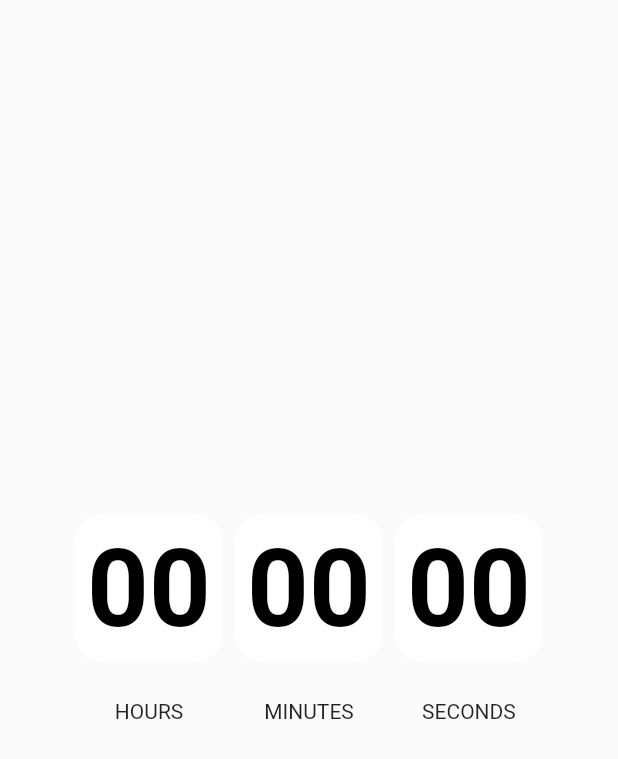
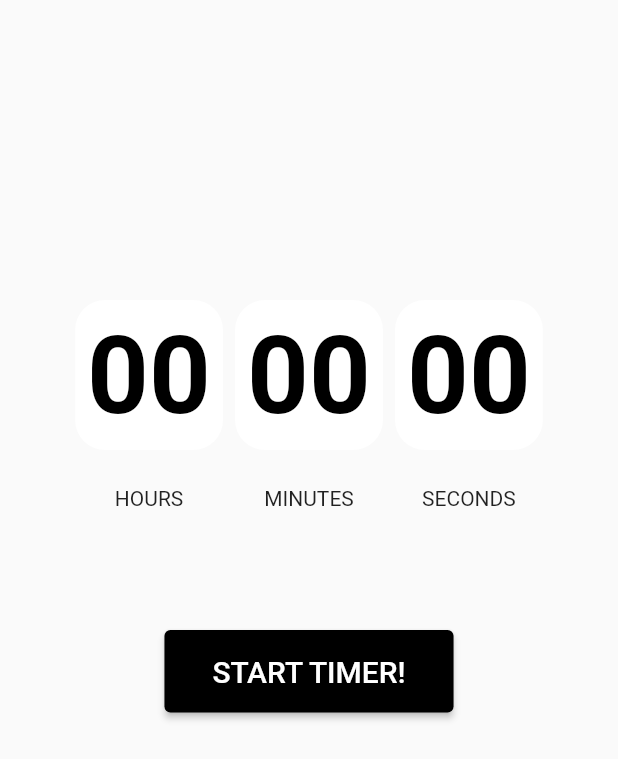
Before and after one commit to saussam18/SocSem-Flutter, a Flutter app: the first screen one second after launch, on a phone screen of 412 x 824 dp. Shown: the top 759 px of the screen. Run offline on Flutter 3.47's test engine with Material 2 defaults, Android fonts, the phone set to English and light mode, and no system bars.

Commit message:
Have stop and start

```diff
--- a/socsem_flutter/lib/pages/reading_timer_page.dart
+++ b/socsem_flutter/lib/pages/reading_timer_page.dart
@@ -1,6 +1,7 @@
 import 'dart:async';
 
 import 'package:flutter/material.dart';
+import 'package:socsem_flutter/widgets/button_widget.dart';
 
 class ReadingTimerPage extends StatefulWidget {
   @override
@@ -15,7 +16,21 @@ class _ReadingTimerPageState extends State<ReadingTimerPage> {
   void initState() {
     super.initState();
 
-    startTimer();
+    reset();
+  }
+
+  void reset() {
+    setState(() => duration = Duration());
+  }
+
+  void stopTimer({bool resets = true}) {
+    if (resets) {
+      reset();
+    }
+
+    setState(() {
+      timer?.cancel();
+    });
   }
 
   void addTime() {
@@ -27,13 +42,21 @@ class _ReadingTimerPageState extends State<ReadingTimerPage> {
     });
   }
 
-  void startTimer() {
+  void startTimer({bool resets = true}) {
+    if (resets) {
+      reset();
+    }
     timer = Timer.periodic(Duration(seconds: 1), (_) => addTime());
   }
 
   @override
   Widget build(BuildContext context) => Scaffold(
-        body: Center(child: buildTime()),
+        body: Column(children: [
+          const SizedBox(height: 200),
+          buildTime(),
+          const SizedBox(height: 80),
+          buildButtons()
+        ]),
       );
 
   Widget buildTime() {
@@ -67,4 +90,34 @@ class _ReadingTimerPageState extends State<ReadingTimerPage> {
         const SizedBox(height: 24),
         Text(header)
       ]);
+
+  Widget buildButtons() {
+    final isRunning = timer == null ? false : timer!.isActive;
+    final isCompleted = duration.inSeconds == 0;
+    return isRunning || !isCompleted
+        ? Row(
+            mainAxisAlignment: MainAxisAlignment.center,
+            children: [
+              ButtonWidget(
+                text: isRunning ? 'STOP' : "RESUME",
+                onClicked: () {
+                  if (isRunning) {
+                    stopTimer(resets: false);
+                  } else {
+                    startTimer(resets: false);
+                  }
+                },
+              ),
+              const SizedBox(width: 12),
+              ButtonWidget(text: 'CANCEL', onClicked: stopTimer)
+            ],
+          )
+        : ButtonWidget(
+            text: 'START TIMER!',
+            color: Colors.white,
+            backgroundColor: Colors.black,
+            onClicked: () {
+              startTimer();
+            });
+  }
 }
--- /dev/null
+++ b/socsem_flutter/lib/widgets/button_widget.dart
@@ -0,0 +1,28 @@
+import 'package:flutter/material.dart';
+
+class ButtonWidget extends StatelessWidget {
+  final String text;
+  final Color? color;
+  final Color? backgroundColor;
+  final VoidCallback onClicked;
+
+  const ButtonWidget(
+      {Key? key,
+      required this.text,
+      required this.onClicked,
+      this.color,
+      this.backgroundColor})
+      : super(key: key);
+
+  @override
+  Widget build(BuildContext context) => ElevatedButton(
+        style: ElevatedButton.styleFrom(
+            primary: backgroundColor ?? Colors.black,
+            padding: EdgeInsets.symmetric(horizontal: 32, vertical: 16)),
+        child: Text(
+          text,
+          style: TextStyle(fontSize: 20, color: color ?? Colors.white),
+        ),
+        onPressed: onClicked,
+      );
+}
```
